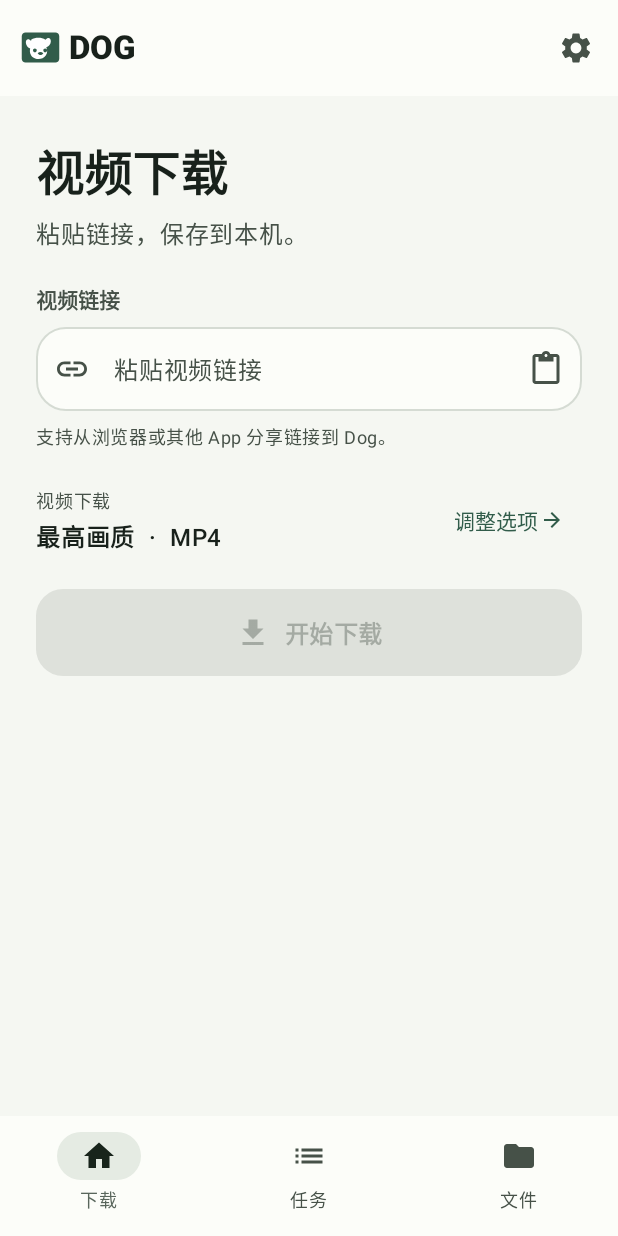
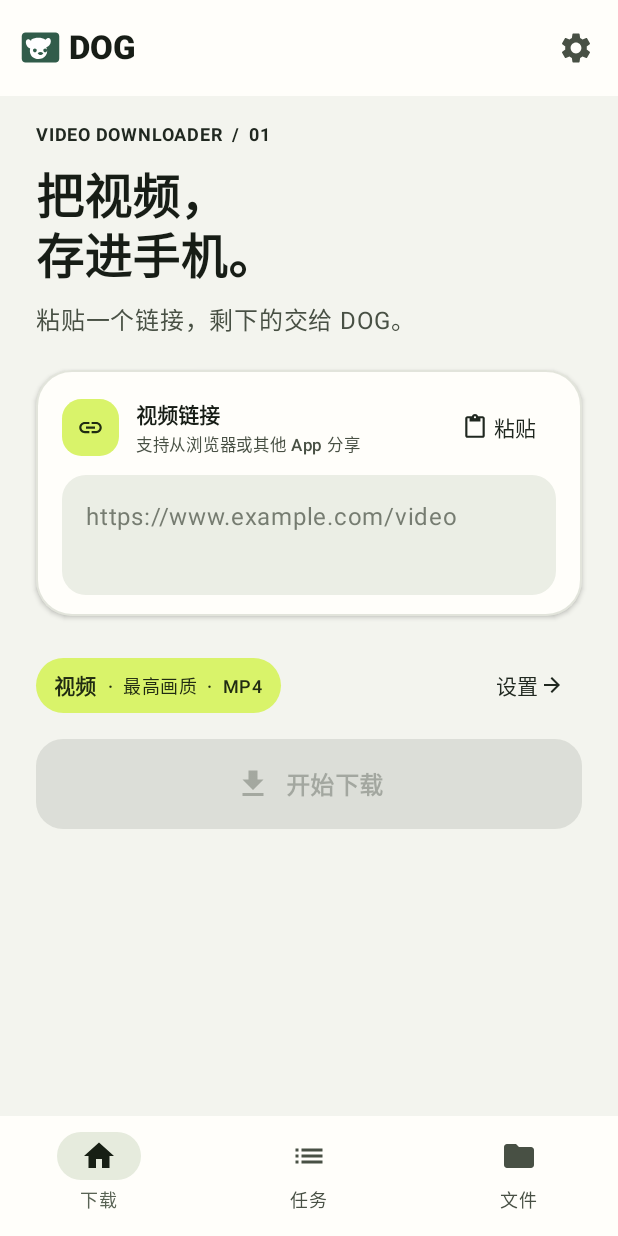
Before and after one commit to sxsbsxs/dog, an Android app built with Jetpack Compose: the screen it shows after launch (MainActivity), on a phone screen of 412 x 824 dp. Run offline under Robolectric (Android 15) with nearby library versions, the phone set to English and light mode, and no system bars; pictures from the network do not load.

Commit message:
Rework downloader home with a bold editorial layout

```diff
--- a/app/src/main/java/com/sxsbsxs/dog/MainActivity.kt
+++ b/app/src/main/java/com/sxsbsxs/dog/MainActivity.kt
@@ -225,39 +225,39 @@ private fun isHttpUrl(value: String): Boolean =
         value.startsWith("http://", ignoreCase = true)
 
 private val DogLightColors = lightColorScheme(
-    primary = Color(0xFF315C4A), onPrimary = Color(0xFFFFFFFF),
-    primaryContainer = Color(0xFFDCEADF), onPrimaryContainer = Color(0xFF102D20),
-    secondary = Color(0xFF59665C), onSecondary = Color(0xFFFFFFFF),
-    secondaryContainer = Color(0xFFE5EBE3), onSecondaryContainer = Color(0xFF18241B),
-    tertiary = Color(0xFF946044), onTertiary = Color(0xFFFFFFFF),
-    tertiaryContainer = Color(0xFFFFDCC5), onTertiaryContainer = Color(0xFF321405),
-    background = Color(0xFFF5F7F2), onBackground = Color(0xFF18211B),
-    surface = Color(0xFFFCFDF9), onSurface = Color(0xFF18211B),
-    surfaceVariant = Color(0xFFE7ECE5), onSurfaceVariant = Color(0xFF465148),
+    primary = Color(0xFF202820), onPrimary = Color(0xFFFFFFFF),
+    primaryContainer = Color(0xFFD9F36A), onPrimaryContainer = Color(0xFF202B12),
+    secondary = Color(0xFF596354), onSecondary = Color(0xFFFFFFFF),
+    secondaryContainer = Color(0xFFE6EBDD), onSecondaryContainer = Color(0xFF171F14),
+    tertiary = Color(0xFFB36F4E), onTertiary = Color(0xFFFFFFFF),
+    tertiaryContainer = Color(0xFFFFDBCA), onTertiaryContainer = Color(0xFF351406),
+    background = Color(0xFFF3F4EE), onBackground = Color(0xFF171D16),
+    surface = Color(0xFFFFFEFA), onSurface = Color(0xFF171D16),
+    surfaceVariant = Color(0xFFE7E9E0), onSurfaceVariant = Color(0xFF485044),
     surfaceContainerLowest = Color(0xFFFFFFFF),
-    surfaceContainerLow = Color(0xFFEEF2EB),
-    surfaceContainer = Color(0xFFE8EDE6),
-    surfaceContainerHigh = Color(0xFFE1E8DF),
-    outline = Color(0xFF737D73), outlineVariant = Color(0xFFC5CEC3),
+    surfaceContainerLow = Color(0xFFEBEEE5),
+    surfaceContainer = Color(0xFFE4E8DE),
+    surfaceContainerHigh = Color(0xFFDDE2D6),
+    outline = Color(0xFF737A6D), outlineVariant = Color(0xFFC5CBBE),
     error = Color(0xFFBA1A1A), errorContainer = Color(0xFFFFDAD6),
     onErrorContainer = Color(0xFF410002)
 )
 
 private val DogDarkColors = darkColorScheme(
-    primary = Color(0xFFB6D7C0), onPrimary = Color(0xFF173A29),
-    primaryContainer = Color(0xFF2C4F3D), onPrimaryContainer = Color(0xFFDCEADF),
-    secondary = Color(0xFFC0CBBF), onSecondary = Color(0xFF29352B),
-    secondaryContainer = Color(0xFF3F4B40), onSecondaryContainer = Color(0xFFDCE7DB),
+    primary = Color(0xFFD9F36A), onPrimary = Color(0xFF202B12),
+    primaryContainer = Color(0xFF3C4C1B), onPrimaryContainer = Color(0xFFEAF8B0),
+    secondary = Color(0xFFC2CBB8), onSecondary = Color(0xFF2B3325),
+    secondaryContainer = Color(0xFF414A38), onSecondaryContainer = Color(0xFFE0E8D5),
     tertiary = Color(0xFFE8B995), onTertiary = Color(0xFF512F19),
     tertiaryContainer = Color(0xFF6C472F), onTertiaryContainer = Color(0xFFFFDCC5),
-    background = Color(0xFF111713), onBackground = Color(0xFFE0E7DF),
-    surface = Color(0xFF171E19), onSurface = Color(0xFFE0E7DF),
-    surfaceVariant = Color(0xFF3F4940), onSurfaceVariant = Color(0xFFC0CBBF),
-    surfaceContainerLowest = Color(0xFF0C120E),
-    surfaceContainerLow = Color(0xFF1D2620),
-    surfaceContainer = Color(0xFF222C25),
-    surfaceContainerHigh = Color(0xFF2C362F),
-    outline = Color(0xFF89958B), outlineVariant = Color(0xFF414D44),
+    background = Color(0xFF111510), onBackground = Color(0xFFE4E9DE),
+    surface = Color(0xFF171D16), onSurface = Color(0xFFE4E9DE),
+    surfaceVariant = Color(0xFF41483B), onSurfaceVariant = Color(0xFFC2CBB8),
+    surfaceContainerLowest = Color(0xFF0C100B),
+    surfaceContainerLow = Color(0xFF1D241B),
+    surfaceContainer = Color(0xFF232A20),
+    surfaceContainerHigh = Color(0xFF2D3529),
+    outline = Color(0xFF8C9581), outlineVariant = Color(0xFF424A3E),
     error = Color(0xFFFFB4AB), errorContainer = Color(0xFF93000A),
     onErrorContainer = Color(0xFFFFDAD6)
 )
@@ -466,37 +466,78 @@ private fun DogApp(initialUrl: String?, onDownload: (String) -> Unit) {
                 0 -> {
                     Column(
                         modifier = Modifier.fillMaxSize().padding(padding)
-                            .verticalScroll(rememberScrollState()).imePadding()
-                            .padding(horizontal = 24.dp, vertical = 26.dp),
+                            .verticalScroll(rememberScrollState())
+                            .imePadding()
+                            .padding(horizontal = 24.dp, vertical = 18.dp),
                         verticalArrangement = Arrangement.spacedBy(22.dp)
                     ) {
-                        Column(verticalArrangement = Arrangement.spacedBy(5.dp)) {
+                        Column(verticalArrangement = Arrangement.spacedBy(7.dp)) {
                             Text(
-                                "视频下载",
+                                "VIDEO DOWNLOADER  /  01",
+                                style = MaterialTheme.typography.labelMedium,
+                                fontWeight = FontWeight.Bold,
+                                color = MaterialTheme.colorScheme.primary
+                            )
+                            Text(
+                                "把视频，\n存进手机。",
                                 style = MaterialTheme.typography.headlineLarge,
-                                fontWeight = FontWeight.Bold,
+                                fontWeight = FontWeight.ExtraBold,
+                                lineHeight = MaterialTheme.typography.headlineLarge.lineHeight,
                                 color = MaterialTheme.colorScheme.onBackground
                             )
                             Text(
-                                "粘贴链接，保存到本机。",
+                                "粘贴一个链接，剩下的交给 DOG。",
                                 style = MaterialTheme.typography.bodyLarge,
                                 color = MaterialTheme.colorScheme.onSurfaceVariant
                             )
                         }
 
-                        Column(verticalArrangement = Arrangement.spacedBy(8.dp)) {
+                        Surface(
+                            modifier = Modifier.fillMaxWidth(),
+                            shape = RoundedCornerShape(24.dp),
+                            color = MaterialTheme.colorScheme.surface,
+                            border = BorderStroke(1.dp, MaterialTheme.colorScheme.outlineVariant.copy(alpha = 0.5f)),
+                            shadowElevation = 2.dp
+                        ) {
+                            Column(
+                                modifier = Modifier.padding(horizontal = 17.dp, vertical = 14.dp),
+                                verticalArrangement = Arrangement.spacedBy(8.dp)
+                            ) {
+                                Row(verticalAlignment = Alignment.CenterVertically) {
+                                    Surface(
+                                        modifier = Modifier.size(38.dp),
+                                        shape = RoundedCornerShape(13.dp),
+                                        color = MaterialTheme.colorScheme.primaryContainer
+                                    ) {
+                                        Icon(
+                                            Icons.Default.Link,
+                                            contentDescription = null,
+                                            modifier = Modifier.padding(10.dp),
+                                            tint = MaterialTheme.colorScheme.onPrimaryContainer
+                                        )
+                                    }
+                                    Spacer(Modifier.width(11.dp))
+                                    Column(
+                                        modifier = Modifier.weight(1f),
+                                        verticalArrangement = Arrangement.spacedBy(1.dp)
+                                    ) {
                                         Text(
                                             "视频链接",
-                                style = MaterialTheme.typography.labelLarge,
-                                fontWeight = FontWeight.SemiBold,
+                                            style = MaterialTheme.typography.titleSmall,
+                                            fontWeight = FontWeight.Bold
+                                        )
+                                        Text(
+                                            "支持从浏览器或其他 App 分享",
+                                            style = MaterialTheme.typography.labelSmall,
                                             color = MaterialTheme.colorScheme.onSurfaceVariant
                                         )
-                            Surface(
-                                modifier = Modifier.fillMaxWidth(),
-                                shape = RoundedCornerShape(20.dp),
-                                color = MaterialTheme.colorScheme.surface,
-                                border = BorderStroke(1.dp, MaterialTheme.colorScheme.outlineVariant.copy(alpha = 0.7f))
-                            ) {
+                                    }
+                                    TextButton(onClick = pasteUrl) {
+                                        Icon(Icons.Default.ContentPaste, contentDescription = null, modifier = Modifier.size(17.dp))
+                                        Spacer(Modifier.width(4.dp))
+                                        Text("粘贴")
+                                    }
+                                }
                                 TextField(
                                     value = url,
                                     onValueChange = {
@@ -506,13 +547,12 @@ private fun DogApp(initialUrl: String?, onDownload: (String) -> Unit) {
                                         previewError = ""
                                     },
                                     modifier = Modifier.fillMaxWidth(),
-                                    singleLine = true,
-                                    placeholder = { Text("粘贴视频链接") },
-                                    leadingIcon = {
-                                        Icon(
-                                            Icons.Default.Link,
-                                            contentDescription = null,
-                                            tint = MaterialTheme.colorScheme.onSurfaceVariant
+                                    minLines = 2,
+                                    maxLines = 3,
+                                    placeholder = {
+                                        Text(
+                                            "https://www.example.com/video",
+                                            color = MaterialTheme.colorScheme.onSurfaceVariant.copy(alpha = 0.72f)
                                         )
                                     },
                                     trailingIcon = {
@@ -524,10 +564,6 @@ private fun DogApp(initialUrl: String?, onDownload: (String) -> Unit) {
                                             }) {
                                                 Icon(Icons.Default.Close, contentDescription = "清空链接")
                                             }
-                                        } else {
-                                            IconButton(onClick = pasteUrl) {
-                                                Icon(Icons.Default.ContentPaste, contentDescription = "粘贴")
-                                            }
                                         }
                                     },
                                     keyboardOptions = KeyboardOptions(
@@ -536,41 +572,50 @@ private fun DogApp(initialUrl: String?, onDownload: (String) -> Unit) {
                                     ),
                                     keyboardActions = KeyboardActions(onGo = { startDownload() }),
                                     colors = TextFieldDefaults.colors(
-                                        focusedContainerColor = Color.Transparent,
-                                        unfocusedContainerColor = Color.Transparent,
-                                        disabledContainerColor = Color.Transparent,
+                                        focusedContainerColor = MaterialTheme.colorScheme.surfaceContainerLow,
+                                        unfocusedContainerColor = MaterialTheme.colorScheme.surfaceContainerLow,
+                                        disabledContainerColor = MaterialTheme.colorScheme.surfaceContainerLow,
                                         focusedIndicatorColor = Color.Transparent,
-                                        unfocusedIndicatorColor = Color.Transparent
-                                    )
+                                        unfocusedIndicatorColor = Color.Transparent,
+                                        focusedTextColor = MaterialTheme.colorScheme.onSurface,
+                                        unfocusedTextColor = MaterialTheme.colorScheme.onSurface
+                                    ),
+                                    shape = RoundedCornerShape(16.dp)
                                 )
                             }
-                            Text(
-                                "支持从浏览器或其他 App 分享链接到 Dog。",
-                                style = MaterialTheme.typography.bodySmall,
-                                color = MaterialTheme.colorScheme.onSurfaceVariant
-                            )
                         }
 
+                        Column(verticalArrangement = Arrangement.spacedBy(12.dp)) {
                             Row(
                                 modifier = Modifier.fillMaxWidth(),
                                 verticalAlignment = Alignment.CenterVertically
                             ) {
-                            Column(modifier = Modifier.weight(1f), verticalArrangement = Arrangement.spacedBy(2.dp)) {
+                                Surface(
+                                    shape = RoundedCornerShape(50),
+                                    color = MaterialTheme.colorScheme.primaryContainer
+                                ) {
+                                    Row(
+                                        modifier = Modifier.padding(horizontal = 12.dp, vertical = 8.dp),
+                                        verticalAlignment = Alignment.CenterVertically
+                                    ) {
                                         Text(
-                                    if (audioOnly) "音频下载" else "视频下载",
-                                    style = MaterialTheme.typography.labelMedium,
-                                    color = MaterialTheme.colorScheme.onSurfaceVariant
+                                            if (audioOnly) "音频" else "视频",
+                                            style = MaterialTheme.typography.labelLarge,
+                                            fontWeight = FontWeight.Bold,
+                                            color = MaterialTheme.colorScheme.onPrimaryContainer
                                         )
                                         Text(
-                                    if (audioOnly) audioFormat.uppercase(Locale.ROOT)
+                                            "  ·  " + if (audioOnly) audioFormat.uppercase(Locale.ROOT)
                                             else (if (maxHeight == 0) "最高画质" else maxHeight.toString() + "p") +
                                                 "  ·  " + videoContainer.uppercase(Locale.ROOT),
-                                    style = MaterialTheme.typography.bodyLarge,
-                                    fontWeight = FontWeight.SemiBold
+                                            style = MaterialTheme.typography.labelMedium,
+                                            color = MaterialTheme.colorScheme.onPrimaryContainer
                                         )
                                     }
+                                }
+                                Spacer(Modifier.weight(1f))
                                 TextButton(onClick = { selectedTab = 3 }) {
-                                Text("调整选项")
+                                    Text("设置")
                                     Icon(Icons.Default.ArrowForward, contentDescription = null, modifier = Modifier.size(16.dp))
                                 }
                             }
@@ -578,15 +623,19 @@ private fun DogApp(initialUrl: String?, onDownload: (String) -> Unit) {
                             Button(
                                 onClick = startDownload,
                                 enabled = url.isNotBlank() && !previewLoading && !engineUpdating,
-                            modifier = Modifier.fillMaxWidth().height(58.dp),
-                            shape = RoundedCornerShape(18.dp)
+                                modifier = Modifier.fillMaxWidth().height(60.dp),
+                                shape = RoundedCornerShape(18.dp),
+                                colors = ButtonDefaults.buttonColors(
+                                    containerColor = MaterialTheme.colorScheme.primary,
+                                    contentColor = MaterialTheme.colorScheme.onPrimary
+                                )
                             ) {
                                 Icon(Icons.Default.Download, contentDescription = null)
-                            Spacer(Modifier.width(9.dp))
+                                Spacer(Modifier.width(10.dp))
                                 Text(
                                     if (download.running) "加入下载队列" else "开始下载",
                                     style = MaterialTheme.typography.titleMedium,
-                                fontWeight = FontWeight.SemiBold
+                                    fontWeight = FontWeight.Bold
                                 )
                             }
 
@@ -605,7 +654,10 @@ private fun DogApp(initialUrl: String?, onDownload: (String) -> Unit) {
                                     TextButton(
                                         onClick = startPreview,
                                         enabled = !download.running && !engineUpdating
-                                ) { Text("先查看视频信息") }
+                                    ) {
+                                        Text("下载前查看视频信息")
+                                    }
+                                }
                             }
                         }
 
@@ -613,11 +665,15 @@ private fun DogApp(initialUrl: String?, onDownload: (String) -> Unit) {
                             val info = preview!!
                             Surface(
                                 modifier = Modifier.fillMaxWidth(),
-                                shape = RoundedCornerShape(18.dp),
+                                shape = RoundedCornerShape(20.dp),
                                 color = MaterialTheme.colorScheme.surfaceContainerLow
                             ) {
-                                Column(Modifier.padding(16.dp), verticalArrangement = Arrangement.spacedBy(5.dp)) {
-                                    Text("视频信息", style = MaterialTheme.typography.labelLarge, color = MaterialTheme.colorScheme.primary)
+                                Column(Modifier.padding(16.dp), verticalArrangement = Arrangement.spacedBy(6.dp)) {
+                                    Text(
+                                        "视频预览",
+                                        style = MaterialTheme.typography.labelLarge,
+                                        color = MaterialTheme.colorScheme.primary
+                                    )
                                     Text(
                                         info.title,
                                         style = MaterialTheme.typography.titleMedium,
@@ -645,19 +701,19 @@ private fun DogApp(initialUrl: String?, onDownload: (String) -> Unit) {
                         if (download.running) {
                             Surface(
                                 modifier = Modifier.fillMaxWidth(),
-                                shape = RoundedCornerShape(16.dp),
-                                color = MaterialTheme.colorScheme.primaryContainer
+                                shape = RoundedCornerShape(18.dp),
+                                color = MaterialTheme.colorScheme.secondaryContainer
                             ) {
                                 Row(
-                                    modifier = Modifier.padding(horizontal = 14.dp, vertical = 12.dp),
+                                    modifier = Modifier.padding(horizontal = 15.dp, vertical = 13.dp),
                                     verticalAlignment = Alignment.CenterVertically
                                 ) {
                                     Column(Modifier.weight(1f), verticalArrangement = Arrangement.spacedBy(3.dp)) {
-                                        Text("下载正在进行", style = MaterialTheme.typography.titleSmall, fontWeight = FontWeight.SemiBold)
+                                        Text("正在下载", style = MaterialTheme.typography.titleSmall, fontWeight = FontWeight.Bold)
                                         Text(
                                             download.message,
                                             style = MaterialTheme.typography.bodySmall,
-                                            color = MaterialTheme.colorScheme.onPrimaryContainer,
+                                            color = MaterialTheme.colorScheme.onSecondaryContainer,
                                             maxLines = 2,
                                             overflow = TextOverflow.Ellipsis
                                         )
@@ -668,7 +724,6 @@ private fun DogApp(initialUrl: String?, onDownload: (String) -> Unit) {
                         }
                     }
                 }
-
                 1 -> {
                     Column(
                         modifier = Modifier.fillMaxSize().padding(padding)
```
Lines whose indentation alone changed are shown as unchanged.
